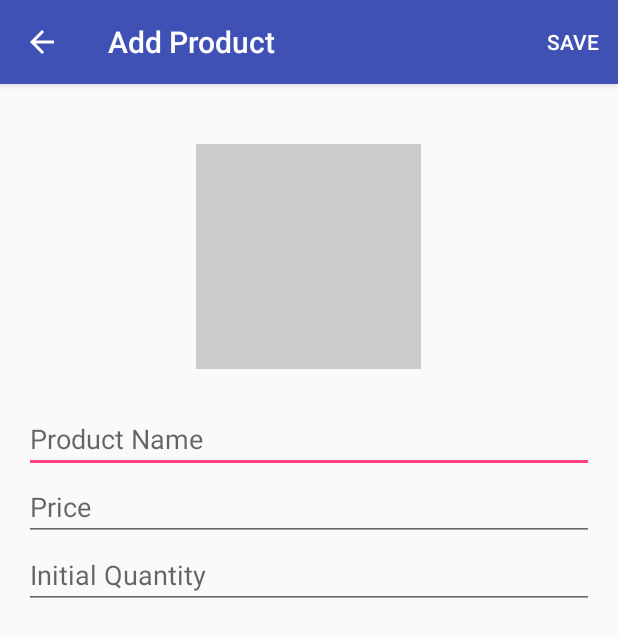
After one commit to jrarama/nd803_10_InventoryApp, an Android app: the AddProductActivity screen opened directly, with no data from a screen before it, on a phone screen of 412 x 824 dp. The commit adds this screen. Shown: the top 637 px of the screen. Run offline under Robolectric (Android 15) with nearby library versions, the phone set to English and light mode, and no system bars.

Commit message:
feat: Added AddProductActivity

```diff
--- /dev/null
+++ b/app/src/main/java/com/jprarama/inventoryapp/activity/AddProductActivity.java
@@ -0,0 +1,82 @@
+package com.jprarama.inventoryapp.activity;
+
+import android.content.Intent;
+import android.support.v7.app.AppCompatActivity;
+import android.os.Bundle;
+import android.view.Menu;
+import android.view.MenuItem;
+import android.widget.EditText;
+import android.widget.ImageView;
+import android.widget.TextView;
+import android.widget.Toast;
+
+import com.jprarama.inventoryapp.R;
+import com.jprarama.inventoryapp.model.Product;
+
+public class AddProductActivity extends AppCompatActivity {
+
+    public static final String PRODUCT_KEY = "product";
+    private ImageView imageView;
+    private EditText txtTitle;
+    private EditText txtQuantity;
+    private EditText txtPrice;
+
+    @Override
+    protected void onCreate(Bundle savedInstanceState) {
+        super.onCreate(savedInstanceState);
+        setContentView(R.layout.activity_add_product);
+
+        getSupportActionBar().setDisplayHomeAsUpEnabled(true);
+
+        imageView = (ImageView) findViewById(R.id.imageView);
+        txtTitle = (EditText) findViewById(R.id.txtTitle);
+        txtPrice = (EditText) findViewById(R.id.txtPrice);
+        txtQuantity = (EditText) findViewById(R.id.txtQuantity);
+    }
+
+    @Override
+    public boolean onCreateOptionsMenu(Menu menu) {
+        getMenuInflater().inflate(R.menu.menu_save, menu);
+        return true;
+    }
+
+    @Override
+    public boolean onOptionsItemSelected(MenuItem item) {
+        switch (item.getItemId()) {
+            case R.id.action_save:
+                Product product = getProduct();
+                if (product != null) {
+                    Intent intent = new Intent();
+                    intent.putExtra(PRODUCT_KEY, product);
+                    setResult(RESULT_OK, intent);
+                    finish();
+                }
+                return true;
+            default:
+                return super.onOptionsItemSelected(item);
+        }
+    }
+
+    private Product getProduct() {
+        String message = null;
+        if (txtTitle.getText().length() == 0) {
+            message = getString(R.string.product_name_required);
+            txtTitle.requestFocus();
+        } else if (txtPrice.getText().length() == 0) {
+            message = getString(R.string.price_is_required);
+            txtPrice.requestFocus();
+        }
+
+        float quantity = txtQuantity.getText().length() == 0 ? 0f :
+                Float.parseFloat(txtQuantity.getText().toString());
+
+        if (message != null) {
+            Toast.makeText(this, message, Toast.LENGTH_LONG).show();
+            return null;
+        }
+
+        return new Product(txtTitle.getText().toString(), null,
+                Float.parseFloat(txtPrice.getText().toString()),
+                quantity);
+    }
+}
--- /dev/null
+++ b/app/src/main/res/layout/activity_add_product.xml
@@ -0,0 +1,51 @@
+<?xml version="1.0" encoding="utf-8"?>
+<RelativeLayout xmlns:android="http://schemas.android.com/apk/res/android"
+    xmlns:tools="http://schemas.android.com/tools"
+    android:layout_width="match_parent"
+    android:layout_height="match_parent"
+    tools:context=".activity.AddProductActivity">
+
+    <ScrollView
+        android:layout_width="match_parent"
+        android:layout_height="match_parent">
+
+        <LinearLayout
+            android:orientation="vertical"
+            android:paddingBottom="@dimen/activity_vertical_margin"
+            android:paddingLeft="@dimen/activity_horizontal_margin"
+            android:paddingRight="@dimen/activity_horizontal_margin"
+            android:paddingTop="@dimen/activity_vertical_margin"
+            android:layout_width="match_parent"
+            android:layout_height="match_parent">
+
+            <ImageView
+                android:id="@+id/imageView"
+                android:layout_gravity="center"
+                android:layout_margin="@dimen/imageMargin"
+                android:background="@color/colorImage"
+                android:layout_width="@dimen/imageSize"
+                android:layout_height="@dimen/imageSize" />
+
+            <EditText
+                android:id="@+id/txtTitle"
+                android:hint="@string/label_product_name"
+                android:layout_width="match_parent"
+                android:layout_height="wrap_content" />
+
+            <EditText
+                android:id="@+id/txtPrice"
+                android:hint="@string/label_price"
+                android:inputType="numberDecimal"
+                android:layout_width="match_parent"
+                android:layout_height="wrap_content" />
+
+            <EditText
+                android:id="@+id/txtQuantity"
+                android:hint="@string/label_initial_quantity"
+                android:inputType="numberDecimal"
+                android:layout_width="match_parent"
+                android:layout_height="wrap_content" />
+
+        </LinearLayout>
+    </ScrollView>
+</RelativeLayout>
--- /dev/null
+++ b/app/src/main/res/menu/menu_save.xml
@@ -0,0 +1,9 @@
+<?xml version="1.0" encoding="utf-8"?>
+<menu xmlns:android="http://schemas.android.com/apk/res/android"
+    xmlns:app="http://schemas.android.com/apk/res-auto">
+    <item
+        android:id="@+id/action_save"
+        android:title="@string/save"
+        app:showAsAction="always"
+        />
+</menu>
--- a/app/src/main/res/values/colors.xml
+++ b/app/src/main/res/values/colors.xml
@@ -4,4 +4,5 @@
     <color name="colorPrimaryDark">#303F9F</color>
     <color name="colorAccent">#FF4081</color>
     <color name="colorDark">#555</color>
+    <color name="colorImage">#ccc</color>
 </resources>
--- a/app/src/main/res/values/dimens.xml
+++ b/app/src/main/res/values/dimens.xml
@@ -5,4 +5,6 @@
     <dimen name="textPadding">8dp</dimen>
     <dimen name="sell_button_width">80dp</dimen>
     <dimen name="productThumb">60dp</dimen>
+    <dimen name="imageSize">150dp</dimen>
+    <dimen name="imageMargin">24dp</dimen>
 </resources>
--- a/app/src/main/res/values/strings.xml
+++ b/app/src/main/res/values/strings.xml
@@ -15,5 +15,12 @@
     <string name="sell_title">Sell</string>
     <string name="quantity_required">Quantity is required!</string>
     <string name="not_enough_stocks">Not enough stocks!</string>
-    <string name="sell_notification_format">Selling %d items of %s</string>
+    <string name="sell_notification_format" formatted="false">Successfully sold %d %s!</string>
+    <string name="label_product_name">Product Name</string>
+    <string name="label_price">Price</string>
+    <string name="label_initial_quantity">Initial Quantity</string>
+    <string name="save">Save</string>
+    <string name="price_is_required">Price is required!</string>
+    <string name="product_name_required">Product name is required!</string>
+    <string name="added_product_notif">Added new product named %s</string>
 </resources>
```
Also changed, not shown: app/src/main/AndroidManifest.xml (+9 -1 lines), app/src/main/java/com/jprarama/inventoryapp/activity/ProductsActivity.java (+38 -1 lines), app/src/main/java/com/jprarama/inventoryapp/model/Product.java (+36 -1 lines), app/src/main/res/menu/main.xml (added, +11 -0 lines).
